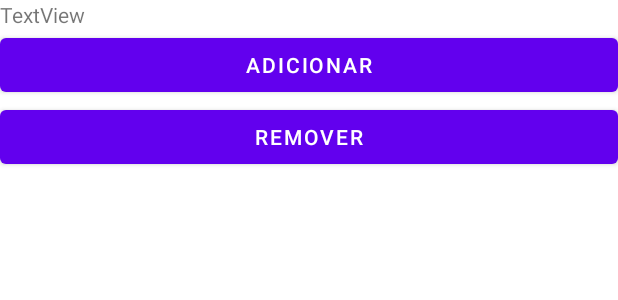
After one commit to henriquemilioli/MarvelSeries, an Android app: the layout detalhes_fragment.xml on its own in the app's theme, with its tools: preview values and no code run, on a phone screen of 412 x 824 dp. The commit adds this screen. Shown: the top 300 px of the screen. Run offline under Robolectric (Android 15) with nearby library versions, the phone set to English and light mode, and no system bars.

Commit message:
API consumindo Facebook login ok Interaçao fecebook com fragment API Lutando na interacao com firebase Interaçao com firebase funcionando, sem imprimir na lista. Falta o delete.

```diff
--- a/app/build.gradle
+++ b/app/build.gradle
@@ -2,6 +2,8 @@ plugins {
     id 'com.android.application'
     id 'kotlin-android'
     id 'com.google.gms.google-services'
+    id 'kotlin-android-extensions'
+
 }
 
 android {
--- a/app/src/main/java/com/example/marvelseries/Database/SerieUtil.kt
+++ b/app/src/main/java/com/example/marvelseries/Database/SerieUtil.kt
@@ -5,6 +5,8 @@ import com.example.marvelseries.model.Series
 
 object SerieUtil {
     var Series : Series? = null
-    var id: String? = null
+    var id: Int? = null
+    var SerieSelecionada: Series? = null
+    var title: Series? = null
 
 }
--- a/app/src/main/java/com/example/marvelseries/model/SerieSave.kt
+++ b/app/src/main/java/com/example/marvelseries/model/SerieSave.kt
@@ -7,5 +7,5 @@ class SerieSave (
     val resourceURI: String?,
     val startYear: Int?,
     val endYear: Int?,
-    val thumbnail: SerieImage?,
+    //val thumbnail: SerieImage?,
 )
--- /dev/null
+++ b/app/src/main/res/layout/detalhes_fragment.xml
@@ -0,0 +1,42 @@
+<?xml version="1.0" encoding="utf-8"?>
+<androidx.constraintlayout.widget.ConstraintLayout xmlns:android="http://schemas.android.com/apk/res/android"
+    xmlns:tools="http://schemas.android.com/tools"
+    android:id="@+id/frameLayout4"
+    android:layout_width="match_parent"
+    android:layout_height="match_parent"
+    tools:context=".ui.series.list.DetalhesFragment" >
+
+    <ScrollView
+        android:layout_width="match_parent"
+        android:layout_height="match_parent">
+
+        <LinearLayout
+            android:layout_width="match_parent"
+            android:layout_height="wrap_content"
+            android:orientation="vertical" />
+    </ScrollView>
+
+    <LinearLayout
+        android:layout_width="match_parent"
+        android:layout_height="match_parent"
+        android:orientation="vertical">
+
+        <TextView
+            android:id="@+id/detalheTituloSerie"
+            android:layout_width="match_parent"
+            android:layout_height="wrap_content"
+            android:text="TextView" />
+
+        <Button
+            android:id="@+id/buttonSalvar"
+            android:layout_width="match_parent"
+            android:layout_height="wrap_content"
+            android:text="Adicionar" />
+
+        <Button
+            android:id="@+id/buttonRemoverDaLista"
+            android:layout_width="match_parent"
+            android:layout_height="wrap_content"
+            android:text="Remover" />
+    </LinearLayout>
+</androidx.constraintlayout.widget.ConstraintLayout>
--- a/app/src/main/res/layout/list_my_series_fragment.xml
+++ b/app/src/main/res/layout/list_my_series_fragment.xml
@@ -8,7 +8,7 @@
     tools:context=".ui.series.listMySeriesFragment">
 
     <androidx.recyclerview.widget.RecyclerView
-        android:id="@+id/RecyclerLIstMySeries"
+        android:id="@+id/RecyclerListMySeries"
         android:layout_width="0dp"
         android:layout_height="0dp"
         android:layout_marginTop="16dp"
--- a/app/src/main/res/navigation/app_navigation.xml
+++ b/app/src/main/res/navigation/app_navigation.xml
@@ -20,4 +20,9 @@
         android:name="com.example.marvelseries.ui.series.listMySeriesFragment"
         android:label="list_my_series_fragment"
         tools:layout="@layout/list_my_series_fragment" />
+    <fragment
+        android:id="@+id/detalhesFragment"
+        android:name="com.example.marvelseries.ui.series.list.DetalhesFragment"
+        android:label="detalhes_fragment"
+        tools:layout="@layout/detalhes_fragment" />
 </navigation>
```
Also changed, not shown: app/src/main/java/com/example/marvelseries/Database/SerieDaoimpl.kt (+7 -6 lines), app/src/main/java/com/example/marvelseries/Database/SeriesDao.kt (+6 -2 lines), app/src/main/java/com/example/marvelseries/adapter/RecyclerMySeries.kt (added, +49 -0 lines), app/src/main/java/com/example/marvelseries/adapter/SeriesRecyclerAdapter.kt (+9 -1 lines), app/src/main/java/com/example/marvelseries/adapter/SeriesRecyclerMySeries.kt (deleted, +0 -33 lines), app/src/main/java/com/example/marvelseries/api/service/SeriesService.kt (+8 -0 lines), app/src/main/java/com/example/marvelseries/model/Series.kt (+5 -5 lines), app/src/main/java/com/example/marvelseries/ui/series/list/DetalhesFragment.kt (added, +86 -0 lines), app/src/main/java/com/example/marvelseries/ui/series/list/DetalhesViewModel.kt (added, +41 -0 lines), app/src/main/java/com/example/marvelseries/ui/series/list/DetalhesViewModelFactory.kt (added, +16 -0 lines), app/src/main/java/com/example/marvelseries/ui/series/list/ListMySeriesFragment.kt (+40 -15 lines), app/src/main/java/com/example/marvelseries/ui/series/list/ListMySeriesViewModel.kt (+32 -2 lines), app/src/main/java/com/example/marvelseries/ui/series/list/ListMySeriesViewModelFactory.kt (added, +13 -0 lines), app/src/main/java/com/example/marvelseries/ui/series/list/ListSeriesFragment.kt (+16 -2 lines).
